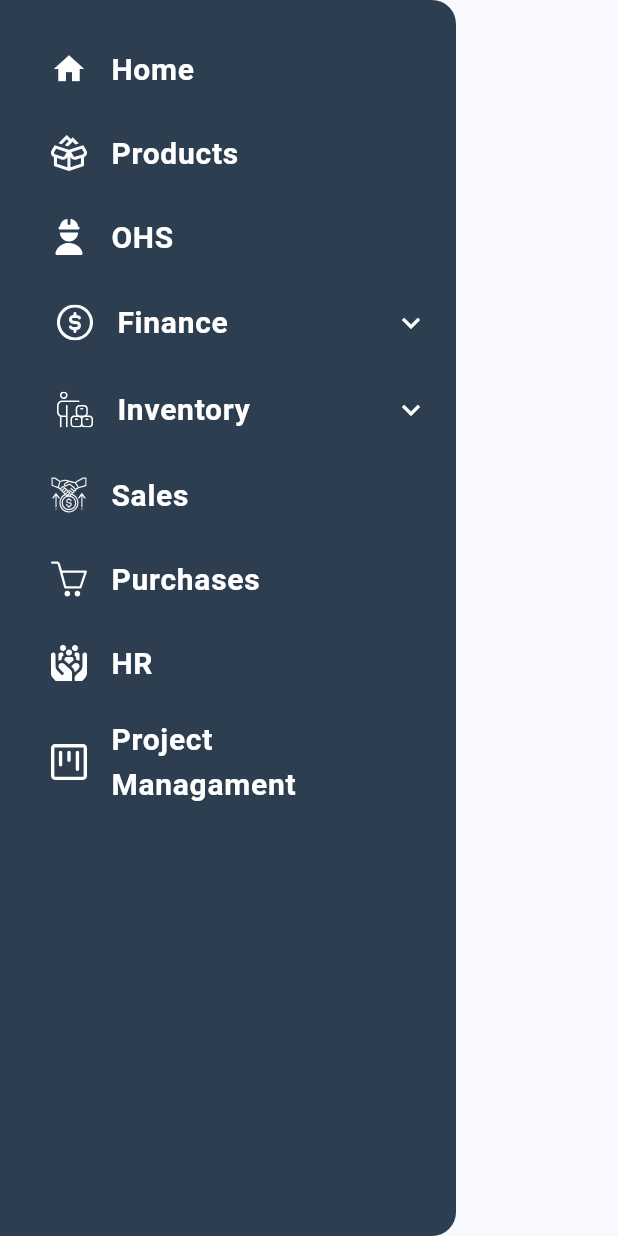
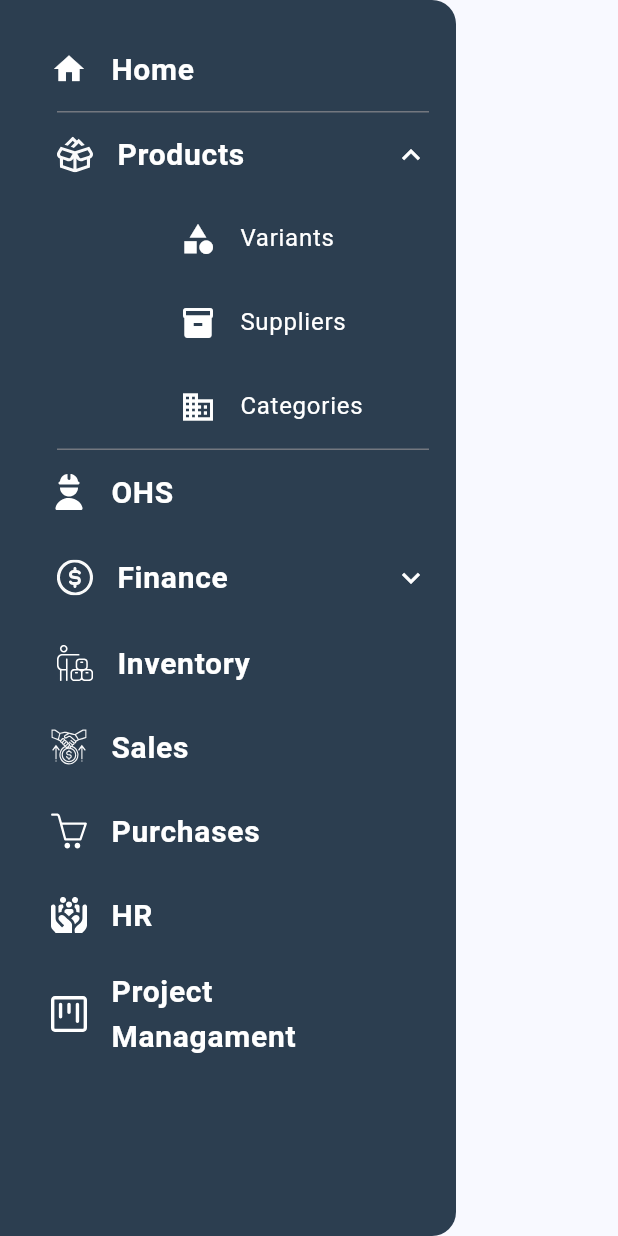
Before and after one commit to ozcann159/solgelsenapp, a Flutter app: the CustomDrawer widget shown alone on an empty page, opened directly, after a tap on "Products", on a phone screen of 412 x 824 dp. Run offline on Flutter 3.47's test engine with Material 3 defaults, Android fonts, the light colour scheme and no system bars; our stand-ins replace cloud_firestore, firebase_core, fl_chart, flutter_svg, google_fonts; accounts and stored records are empty; Roboto replaces fonts that are missing (IBMPlexSans); project files that could hold a hidden picture were left out.

Commit message:
fix: Changed between inventory menu and item menu

```diff
--- a/lib/features/dashboard/presentation/pages/account_list_page.dart
+++ b/lib/features/dashboard/presentation/pages/account_list_page.dart
@@ -29,7 +29,7 @@ class _AccountListPageState extends State<AccountListPage> {
           await FirebaseFirestore.instance.collection('accounts').get();
       setState(() {
         accounts = snapshot.docs.map((doc) {
-          var data = doc.data() as Map<String, dynamic>;
+          var data = doc.data();
           data['id'] = doc.id;
           return data;
         }).toList();
--- a/lib/features/dashboard/presentation/widgets/drawer/custom_drawer.dart
+++ b/lib/features/dashboard/presentation/widgets/drawer/custom_drawer.dart
@@ -4,6 +4,7 @@ import 'package:solgensenapp/core/constants/app_colors.dart';
 import 'package:solgensenapp/core/constants/drawer_text_style.dart';
 import 'package:solgensenapp/features/dashboard/presentation/widgets/drawer/finance_menu.dart';
 import 'package:solgensenapp/features/dashboard/presentation/widgets/drawer/inventory_menu.dart';
+import 'package:solgensenapp/features/dashboard/presentation/widgets/drawer/products_menu.dart';
 
 class CustomDrawer extends StatefulWidget {
   const CustomDrawer({super.key});
@@ -37,19 +38,7 @@ class _CustomDrawerState extends State<CustomDrawer> {
                   ),
                   onTap: () {},
                 ),
-                ListTile(
-                  leading: SvgPicture.asset(
-                    'assets/icons/product.svg',
-                    width: 24,
-                    height: 24,
-                    fit: BoxFit.contain,
-                  ),
-                  title: Text(
-                    "Products",
-                    style: DrawerTextStyle.MainMenuStyle,
-                  ),
-                  onTap: () {},
-                ),
+                ProductsMenu(),
                 ListTile(
                   leading: SvgPicture.asset(
                     'assets/icons/ohs.svg',
--- a/lib/features/dashboard/presentation/widgets/drawer/inventory_menu.dart
+++ b/lib/features/dashboard/presentation/widgets/drawer/inventory_menu.dart
@@ -1,10 +1,6 @@
-import 'package:flutter/cupertino.dart';
 import 'package:flutter/material.dart';
 import 'package:flutter_svg/svg.dart';
 import 'package:solgensenapp/core/constants/drawer_text_style.dart';
-import 'package:solgensenapp/features/dashboard/presentation/pages/categories_list_page.dart';
-import 'package:solgensenapp/features/dashboard/presentation/pages/suppliers_list_page.dart';
-import 'package:solgensenapp/features/dashboard/presentation/pages/variants_list_page.dart';
 
 class InventoryMenu extends StatelessWidget {
   const InventoryMenu({
@@ -15,86 +11,19 @@ class InventoryMenu extends StatelessWidget {
   Widget build(BuildContext context) {
     return Padding(
       padding: const EdgeInsets.only(left: 20),
-      child: ExpansionTile(
-        iconColor: Colors.white,
-        collapsedIconColor: Colors.white,
-        tilePadding: EdgeInsets.zero,
+      child: ListTile(
+        contentPadding: EdgeInsets.zero,
+        leading: SvgPicture.asset(
+          'assets/icons/invontory.svg',
+          width: 24,
+          height: 24,
+          fit: BoxFit.contain,
+        ),
         title: Text(
           "Inventory",
           style: DrawerTextStyle.MainMenuStyle,
         ),
-        leading: SvgPicture.asset(
-          'assets/icons/ınvontory.svg',
-          width: 24,
-          height: 24,
-          fit: BoxFit.contain,
-        ),
-        childrenPadding: EdgeInsets.only(left: 60),
-        children: [
-          ListTile(
-            leading: Padding(
-              padding: EdgeInsets.only(left: 6.0),
-              child: Icon(
-                Icons.category,
-                color: Colors.white,
-              ),
-            ),
-            title: Text(
-              "Variants",
-              style: DrawerTextStyle.subMenuStyle,
-            ),
-            onTap: () {
-              Navigator.push(
-                context,
-                MaterialPageRoute(
-                  builder: (context) => VariantsListPage(),
-                ),
-              );
-            },
-          ),
-          ListTile(
-            leading: Padding(
-              padding: EdgeInsets.only(left: 6.0),
-              child: Icon(
-                Icons.inventory_2,
-                color: Colors.white,
-              ),
-            ),
-            title: Text(
-              "Suppliers",
-              style: DrawerTextStyle.subMenuStyle,
-            ),
-            onTap: () {
-              Navigator.push(
-                context,
-                MaterialPageRoute(
-                  builder: (context) => const SuppliersListPage(),
-                ),
-              );
-            },
-          ),
-          ListTile(
-            leading: Padding(
-              padding: EdgeInsets.only(left: 6.0),
-              child: Icon(
-                Icons.business,
-                color: Colors.white,
-              ),
-            ),
-            title: Text(
-              "Categories",
-              style: DrawerTextStyle.subMenuStyle,
-            ),
-            onTap: () {
-              Navigator.push(
-                context,
-                MaterialPageRoute(
-                  builder: (context) => const CategoriesListPage(),
-                ),
-              );
-            },
-          ),
-        ],
+        onTap: () {},
       ),
     );
   }
--- /dev/null
+++ b/lib/features/dashboard/presentation/widgets/drawer/products_menu.dart
@@ -0,0 +1,98 @@
+import 'package:flutter/material.dart';
+import 'package:flutter_svg/svg.dart';
+import 'package:solgensenapp/core/constants/drawer_text_style.dart';
+import 'package:solgensenapp/features/dashboard/presentation/pages/categories_list_page.dart';
+import 'package:solgensenapp/features/dashboard/presentation/pages/suppliers_list_page.dart';
+import 'package:solgensenapp/features/dashboard/presentation/pages/variants_list_page.dart';
+
+class ProductsMenu extends StatelessWidget {
+  const ProductsMenu({super.key});
+
+  @override
+  Widget build(BuildContext context) {
+    return Padding(
+      padding: const EdgeInsets.only(left: 20),
+      child: ExpansionTile(
+        iconColor: Colors.white,
+        collapsedIconColor: Colors.white,
+        tilePadding: EdgeInsets.zero,
+        title: Text(
+          "Products",
+          style: DrawerTextStyle.MainMenuStyle,
+        ),
+        leading: SvgPicture.asset(
+         'assets/icons/product.svg',
+          width: 24,
+          height: 24,
+          fit: BoxFit.contain,
+        ),
+        childrenPadding: EdgeInsets.only(left: 60),
+        children: [
+          ListTile(
+            leading: Padding(
+              padding: EdgeInsets.only(left: 6.0),
+              child: Icon(
+                Icons.category,
+                color: Colors.white,
+              ),
+            ),
+            title: Text(
+              "Variants",
+              style: DrawerTextStyle.subMenuStyle,
+            ),
+            onTap: () {
+              Navigator.push(
+                context,
+                MaterialPageRoute(
+                  builder: (context) => VariantsListPage(),
+                ),
+              );
+            },
+          ),
+          ListTile(
+            leading: Padding(
+              padding: EdgeInsets.only(left: 6.0),
+              child: Icon(
+                Icons.inventory_2,
+                color: Colors.white,
+              ),
+            ),
+            title: Text(
+              "Suppliers",
+              style: DrawerTextStyle.subMenuStyle,
+            ),
+            onTap: () {
+              Navigator.push(
+                context,
+                MaterialPageRoute(
+                  builder: (context) => const SuppliersListPage(),
+                ),
+              );
+            },
+          ),
+          ListTile(
+            leading: Padding(
+              padding: EdgeInsets.only(left: 6.0),
+              child: Icon(
+                Icons.business,
+                color: Colors.white,
+              ),
+            ),
+            title: Text(
+              "Categories",
+              style: DrawerTextStyle.subMenuStyle,
+            ),
+            onTap: () {
+              Navigator.push(
+                context,
+                MaterialPageRoute(
+                  builder: (context) => const CategoriesListPage(),
+                ),
+              );
+            },
+          ),
+        ],
+      ),
+    );
+  }
+}
```
Also changed, not shown: lib/features/dashboard/presentation/widgets/stats/quick_stats.dart (+13 -2 lines), assets/icons/invontory.svg (renamed from assets/icons/ınvontory.svg).
